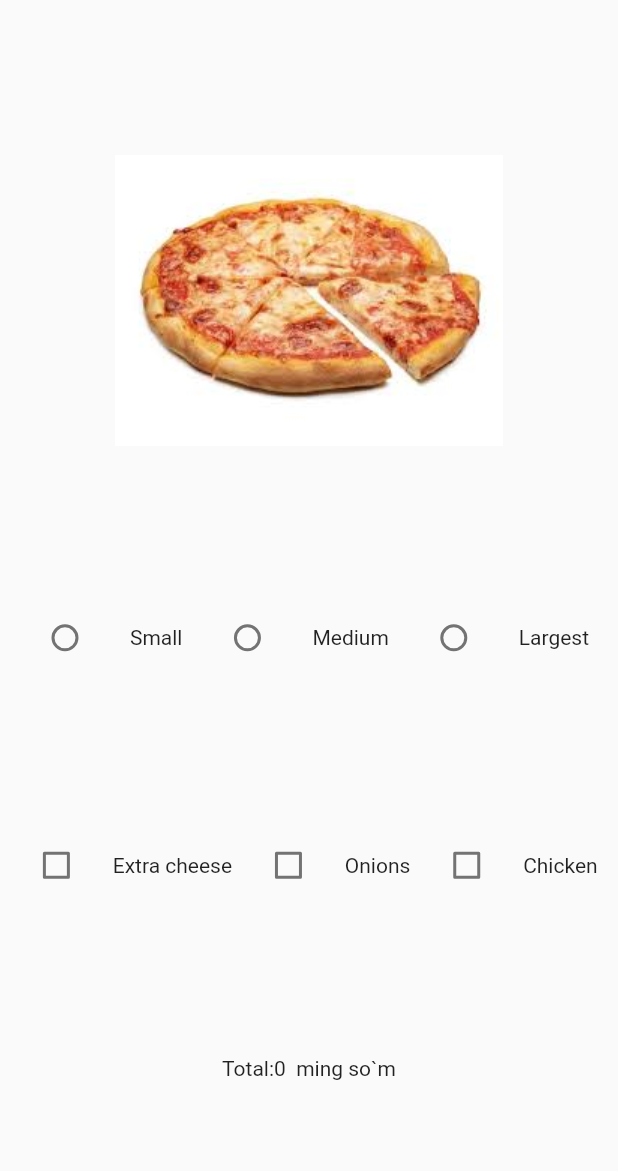
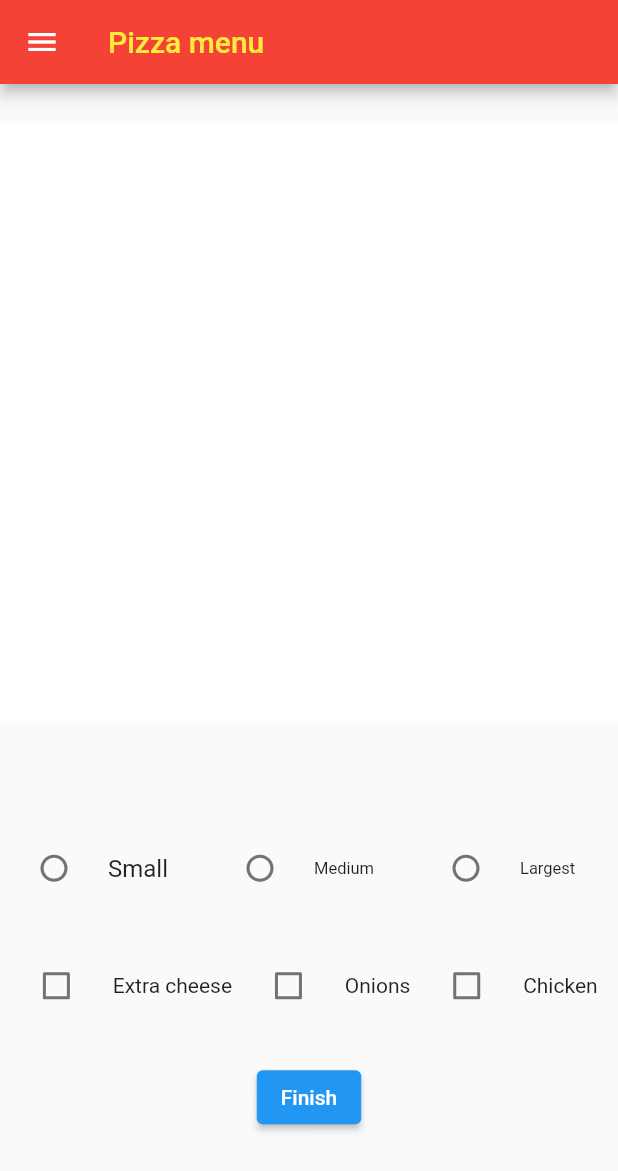
Before and after one commit to adhamniyozboyev/new_project, a Flutter app: the screen it shows after launch, on a phone screen of 412 x 824 dp. Shown: the top 1171 px of the screen. Run offline on Flutter 3.47's test engine with Material 2 defaults, Android fonts, the phone set to English and light mode, and no system bars.

Commit message:
beautiful interface

```diff
--- a/lib/main.dart
+++ b/lib/main.dart
@@ -2,6 +2,7 @@ import 'package:flutter/material.dart';
 
 void main() {
   runApp(MaterialApp(
+    debugShowCheckedModeBanner: false,
     home: MyApp(),
   ));
 }
@@ -14,6 +15,9 @@ class MyApp extends StatefulWidget {
 }
 
 class _MyAppState extends State<MyApp> {
+  Widget txt = Text('');
+  Widget go = Text('');
+  Widget con = Container();
   int sum = 0;
   bool val1 = false;
   bool val2 = false;
@@ -22,50 +26,111 @@ class _MyAppState extends State<MyApp> {
   @override
   Widget build(BuildContext context) {
     return Scaffold(
+      drawer: Drawer(),
+      appBar: AppBar(
+        title: Text(
+          'Pizza menu',
+          style: TextStyle(color: Colors.yellow),
+        ),
+        backgroundColor: Colors.red,
+      ),
       body: Column(
         mainAxisAlignment: MainAxisAlignment.spaceEvenly,
         children: [
-          Image.asset('image/pizza.jpg'),
+          Container(
+            height: 400,
+            width: 600,
+            color: Colors.white,
+            child: con,
+          ),
+          txt,
+          Column(
+            children: [
               Row(
                 mainAxisAlignment: MainAxisAlignment.spaceEvenly,
                 children: [
-              Radio(
+                  Expanded(
+                    child: RadioListTile(
+                        title: Text('Small'),
                         value: 1,
                         groupValue: val,
                         onChanged: (v) {
                           setState(() {
                             // val = v!;
-                      if(val==2)sum-=55;
-                      if(val==3)sum-=65;
-                      val=1;sum+=45;
+                            if (val == 2) sum -= 55;
+                            if (val == 3) sum -= 65;
+                            val = 1;
+                            sum += 45;
+                          });
+                          setState(() {
+                            con = Column(
+                              children: [
+                                Image.asset('image/pizza.jpg'),
+                                Text(
+                                  'Small pizza',
+                                  style: TextStyle(fontSize: 20),
+                                ),
+                              ],
+                            );
                           });
                         }),
-              Text('Small'),
-              Radio(
+                  ),
+                  Expanded(
+                    child: RadioListTile(
+                        title: Text(
+                          'Medium',
+                          style: TextStyle(fontSize: 11),
+                        ),
                         value: 2,
                         groupValue: val,
                         onChanged: (v) {
                           setState(() {
                             // val = v!;
-                       if(val==1)sum-=45;
-                      if(val==3)sum-=65;
-                      val=2;sum+=55;
+                            if (val == 1) sum -= 45;
+                            if (val == 3) sum -= 65;
+                            val = 2;
+                            sum += 55;
+                          });
+                          setState(() {
+                            con = Column(
+                              children: [
+                                Image.asset('image/pizza2.jpg'),
+                                Text('Medium pizza',
+                                    style: TextStyle(fontSize: 20)),
+                              ],
+                            );
                           });
                         }),
-              Text('Medium'),
-              Radio(
+                  ),
+                  Expanded(
+                    child: RadioListTile(
+                        title: Text(
+                          'Largest',
+                          style: TextStyle(fontSize: 11),
+                        ),
                         value: 3,
                         groupValue: val,
                         onChanged: (v) {
                           setState(() {
                             // val = v!;
-                       if(val==2)sum-=55;
-                      if(val==1)sum-=45;
-                      val=3;
-                     sum+=65;
+                            if (val == 2) sum -= 55;
+                            if (val == 1) sum -= 45;
+                            val = 3;
+                            sum += 65;
+                          });
+                          setState(() {
+                            con = Column(
+                              children: [
+                                Image.asset('image/pizza3.jpg'),
+                                Text('Largest pizza',
+                                    style: TextStyle(fontSize: 20)),
+                              ],
+                            );
                           });
                         }),
-              Text('Largest')
+                  ),
+                ],
+              ),
             ],
           ),
           Row(
@@ -109,7 +174,21 @@ class _MyAppState extends State<MyApp> {
               Text('Chicken'),
             ],
           ),
-          Text('Total:$sum  ming so`m')
+          ElevatedButton(
+              onPressed: () {
+                setState(() {
+                  txt = Text(
+                    'Please wait just a moment ...',
+                    style: TextStyle(fontSize: 25, color: Colors.pink),
+                  );
+                  go = Text(
+                    'Your pay:$sum ming so\'m',
+                    style: TextStyle(fontSize: 35, color: Colors.red),
+                  );
+                });
+              },
+              child: Text('Finish')),
+          go
         ],
       ),
     );
```
Also changed, not shown: image/pizza2.jpg (added), image/pizza3.jpg (added). Lines whose indentation alone changed are shown as unchanged.
